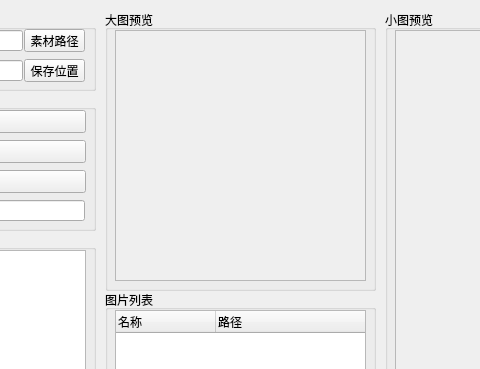
This is src/resources/ImageReverse.ui in Junt62/ImageReverse as Qt 5 draws it before an edit; both pictures show x 185 to 665 and y 0 to 369 of the 1019 by 600 pixel window. The edited form follows.
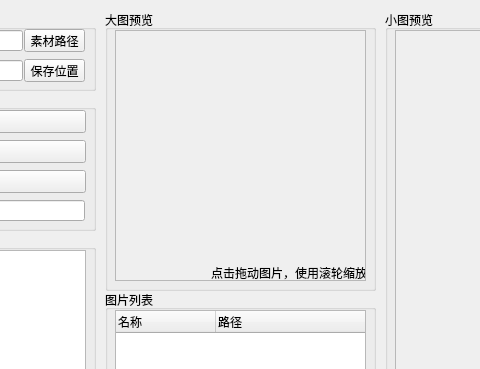
This is the edited form. Icons and pictures are not drawn.

Patch:
```diff
--- a/src/resources/ImageReverse.ui
+++ b/src/resources/ImageReverse.ui
@@ -414,6 +414,31 @@
        <set>Qt::AlignCenter</set>
       </property>
      </widget>
+     <widget class="QLabel" name="labelImgBigText">
+      <property name="geometry">
+       <rect>
+        <x>0</x>
+        <y>0</y>
+        <width>251</width>
+        <height>251</height>
+       </rect>
+      </property>
+      <property name="sizePolicy">
+       <sizepolicy hsizetype="Preferred" vsizetype="Preferred">
+        <horstretch>0</horstretch>
+        <verstretch>0</verstretch>
+       </sizepolicy>
+      </property>
+      <property name="text">
+       <string>点击拖动图片，使用滚轮缩放</string>
+      </property>
+      <property name="alignment">
+       <set>Qt::AlignBottom|Qt::AlignRight|Qt::AlignTrailing</set>
+      </property>
+      <property name="margin">
+       <number>2</number>
+      </property>
+     </widget>
      <zorder>labelImgBigBack</zorder>
      <zorder>labelImgBigShow</zorder>
     </widget>
```
Left out of the diff: 1 changed line with no effect on the pictures.
